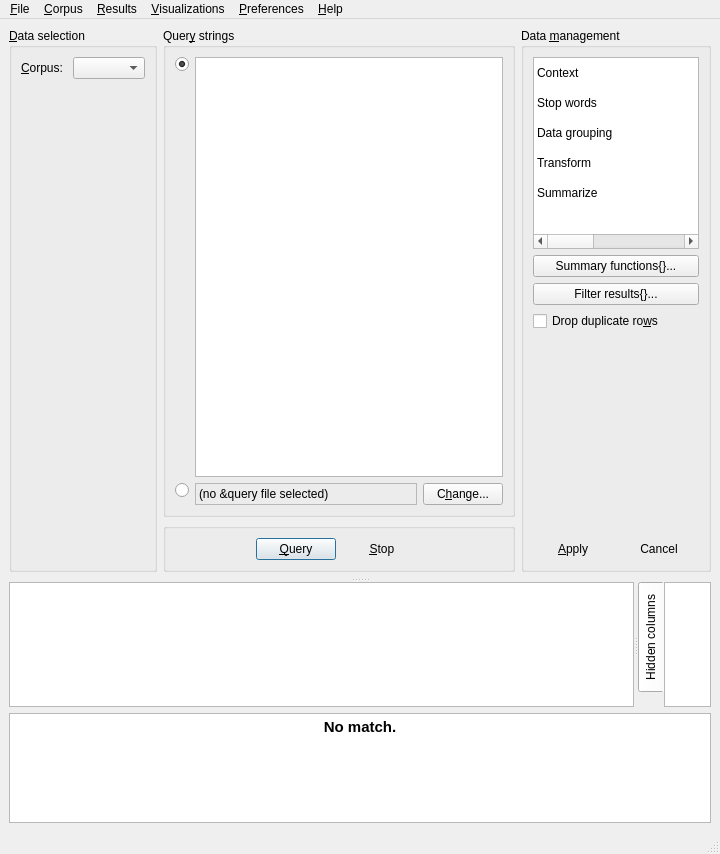
Above: coquery/gui/ui/coquery.ui from gkunter/coquery before the change. Below: the same form after it.
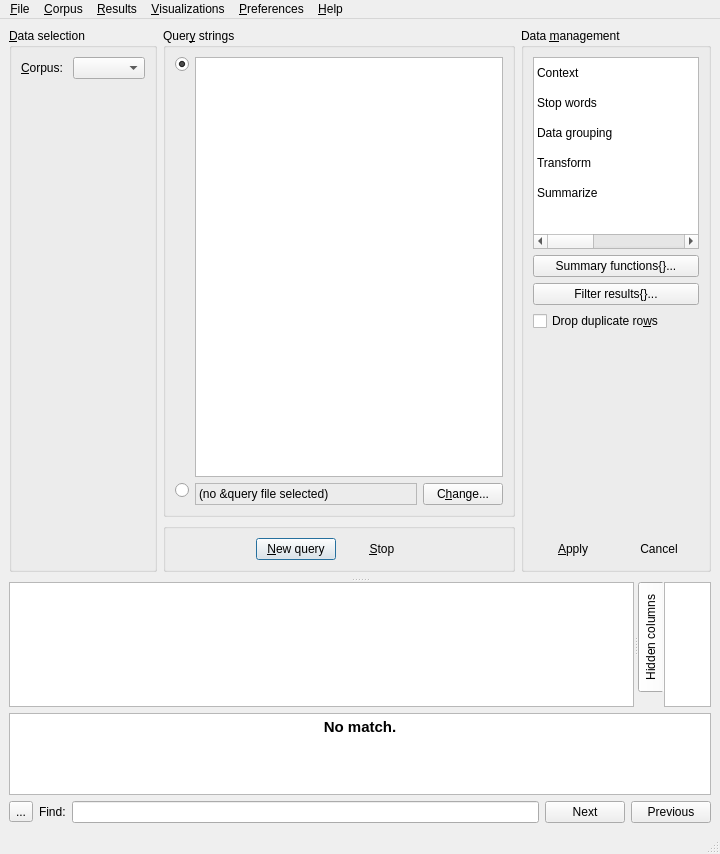
That is the form after the change. Icons and pictures are not drawn. Custom widgets are drawn as their Qt base class.

Commit message: Add search widget

Diff of the .ui file:
```diff
--- a/coquery/gui/ui/coquery.ui
+++ b/coquery/gui/ui/coquery.ui
@@ -212,7 +212,10 @@
              <item>
               <widget class="QPushButton" name="button_run_query">
                <property name="text">
-                <string>&amp;Query</string>
+                <string>&amp;New query</string>
+               </property>
+               <property name="shortcut">
+                <string>Ctrl+N</string>
                </property>
                <property name="autoDefault">
                 <bool>true</bool>
@@ -861,6 +864,62 @@
       </widget>
      </widget>
     </item>
+    <item>
+     <widget class="QWidget" name="widget_find" native="true">
+      <layout class="QHBoxLayout" name="horizontalLayout_6" stretch="0,0,1,0,0">
+       <property name="margin">
+        <number>0</number>
+       </property>
+       <item>
+        <widget class="QToolButton" name="button_find_close">
+         <property name="text">
+          <string>...</string>
+         </property>
+         <property name="icon">
+          <iconset theme="window-close"/>
+         </property>
+        </widget>
+       </item>
+       <item>
+        <widget class="QLabel" name="label">
+         <property name="text">
+          <string>Find:</string>
+         </property>
+        </widget>
+       </item>
+       <item>
+        <widget class="QLineEdit" name="edit_find">
+         <property name="sizePolicy">
+          <sizepolicy hsizetype="Ignored" vsizetype="Fixed">
+           <horstretch>0</horstretch>
+           <verstretch>0</verstretch>
+          </sizepolicy>
+         </property>
+        </widget>
+       </item>
+       <item>
+        <widget class="QPushButton" name="button_find_next">
+         <property name="text">
+          <string>Next</string>
+         </property>
+         <property name="icon">
+          <iconset theme="go-down"/>
+         </property>
+        </widget>
+       </item>
+       <item>
+        <widget class="QPushButton" name="button_find_prev">
+         <property name="text">
+          <string>Previous</string>
+         </property>
+         <property name="icon">
+          <iconset theme="go-up"/>
+         </property>
+        </widget>
+       </item>
+      </layout>
+     </widget>
+    </item>
    </layout>
   </widget>
   <widget class="QMenuBar" name="menubar">
```
Left out of the diff: 17 changed lines with no effect on the pictures. The commit also changes 2 other files.
